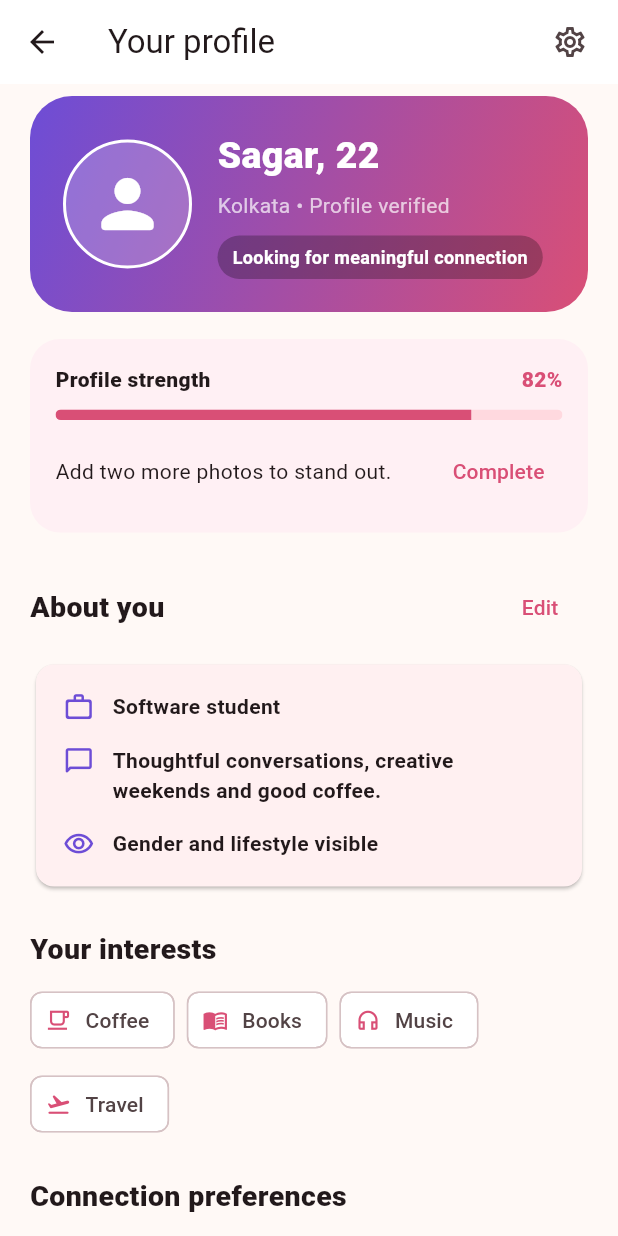
After one commit to Sagar091206/bondcircle, a Flutter app: the DiscoverScreen screen opened directly, after a tap on the "account circle" icon, on a phone screen of 412 x 824 dp. The commit adds this screen. Run offline on Flutter 3.47's test engine with Material 3 defaults, Android fonts, the phone set to English and light mode, and no system bars.

Commit message:
Add profile and privacy settings frontend

```diff
--- a/lib/features/discover/presentation/discover_screen.dart
+++ b/lib/features/discover/presentation/discover_screen.dart
@@ -4,6 +4,7 @@ import '../../../theme/bondcircle_theme.dart';
 import '../../vibe_check/presentation/vibe_check_screen.dart';
 import '../../blind_bond/presentation/blind_bond_screen.dart';
 import '../../connections/presentation/connections_screen.dart';
+import '../../profile/presentation/profile_screen.dart';
 
 class DiscoverScreen extends StatefulWidget {
   const DiscoverScreen({
@@ -123,6 +124,19 @@ class _DiscoverScreenState extends State<DiscoverScreen> {
       appBar: AppBar(
         title: const Text('Discover'),
         actions: [
+          IconButton(
+            key: const Key('openProfileButton'),
+            tooltip: 'Your profile',
+            onPressed: () => Navigator.of(context).push(
+              MaterialPageRoute<void>(
+                builder: (_) => ProfileScreen(
+                  displayName: widget.displayName,
+                  joinedCircles: widget.joinedCircles,
+                ),
+              ),
+            ),
+            icon: const Icon(Icons.account_circle_outlined),
+          ),
           IconButton(
             key: const Key('discoverFilterButton'),
             tooltip: 'Discovery filters',
--- /dev/null
+++ b/lib/features/profile/presentation/profile_screen.dart
@@ -0,0 +1,405 @@
+import 'package:flutter/material.dart';
+
+import '../../../theme/bondcircle_theme.dart';
+import 'profile_setup_screen.dart';
+
+class ProfileScreen extends StatefulWidget {
+  const ProfileScreen({
+    super.key,
+    required this.displayName,
+    required this.joinedCircles,
+  });
+
+  final String displayName;
+  final List<String> joinedCircles;
+
+  @override
+  State<ProfileScreen> createState() => _ProfileScreenState();
+}
+
+class _ProfileScreenState extends State<ProfileScreen> {
+  bool _discoverable = true;
+  bool _showDistance = false;
+  bool _readReceipts = true;
+
+  @override
+  Widget build(BuildContext context) => Scaffold(
+    appBar: AppBar(
+      title: const Text('Your profile'),
+      actions: [
+        IconButton(
+          key: const Key('profileSettingsButton'),
+          tooltip: 'Settings',
+          onPressed: _openSettings,
+          icon: const Icon(Icons.settings_outlined),
+        ),
+        const SizedBox(width: 8),
+      ],
+    ),
+    body: ListView(
+      padding: const EdgeInsets.fromLTRB(20, 8, 20, 32),
+      children: [
+        _ProfileHero(name: widget.displayName),
+        const SizedBox(height: 18),
+        _CompletionCard(onComplete: _editProfile),
+        const SizedBox(height: 26),
+        _Heading(title: 'About you', action: 'Edit', onTap: _editProfile),
+        const SizedBox(height: 10),
+        const _InfoCard(),
+        const SizedBox(height: 24),
+        const _Heading(title: 'Your interests'),
+        const SizedBox(height: 10),
+        const Wrap(
+          spacing: 8,
+          runSpacing: 8,
+          children: [
+            Chip(
+              avatar: Icon(Icons.local_cafe_outlined, size: 17),
+              label: Text('Coffee'),
+            ),
+            Chip(
+              avatar: Icon(Icons.menu_book_outlined, size: 17),
+              label: Text('Books'),
+            ),
+            Chip(
+              avatar: Icon(Icons.headphones_outlined, size: 17),
+              label: Text('Music'),
+            ),
+            Chip(
+              avatar: Icon(Icons.flight_takeoff_rounded, size: 17),
+              label: Text('Travel'),
+            ),
+          ],
+        ),
+        const SizedBox(height: 24),
+        const _Heading(title: 'Connection preferences'),
+        const SizedBox(height: 10),
+        const _PreferenceCard(),
+        const SizedBox(height: 24),
+        const _Heading(title: 'Your circles'),
+        const SizedBox(height: 10),
+        ...widget.joinedCircles.map(
+          (circle) => Card(
+            margin: const EdgeInsets.only(bottom: 9),
+            child: ListTile(
+              leading: const CircleAvatar(
+                backgroundColor: BondCircleColors.lavender,
+                child: Icon(
+                  Icons.diversity_2_outlined,
+                  color: BondCircleColors.purple,
+                ),
+              ),
+              title: Text(
+                circle,
+                style: const TextStyle(fontWeight: FontWeight.w800),
+              ),
+              subtitle: const Text('Active member'),
+              trailing: const Icon(Icons.chevron_right_rounded),
+            ),
+          ),
+        ),
+        const SizedBox(height: 20),
+        OutlinedButton.icon(
+          onPressed: () => ScaffoldMessenger.of(context).showSnackBar(
+            const SnackBar(content: Text('Public profile preview opened.')),
+          ),
+          icon: const Icon(Icons.visibility_outlined),
+          label: const Text('Preview public profile'),
+        ),
+      ],
+    ),
+  );
+
+  void _editProfile() {
+    Navigator.of(context).push(
+      MaterialPageRoute<void>(
+        builder: (_) => ProfileSetupScreen(initialName: widget.displayName),
+      ),
+    );
+  }
+
+  Future<void> _openSettings() async {
+    await showModalBottomSheet<void>(
+      context: context,
+      isScrollControlled: true,
+      showDragHandle: true,
+      builder: (context) => StatefulBuilder(
+        builder: (context, setSheetState) {
+          void update(VoidCallback action) {
+            setState(action);
+            setSheetState(() {});
+          }
+
+          return SafeArea(
+            child: Padding(
+              padding: const EdgeInsets.fromLTRB(20, 4, 20, 24),
+              child: Column(
+                mainAxisSize: MainAxisSize.min,
+                crossAxisAlignment: CrossAxisAlignment.start,
+                children: [
+                  Text(
+                    'Privacy and preferences',
+                    style: Theme.of(context).textTheme.headlineSmall,
+                  ),
+                  const SizedBox(height: 8),
+                  const Text(
+                    'These controls are local frontend settings for now.',
+                  ),
+                  const SizedBox(height: 14),
+                  SwitchListTile(
+                    key: const Key('discoverableSwitch'),
+                    contentPadding: EdgeInsets.zero,
+                    title: const Text('Show me in Discover'),
+                    subtitle: const Text(
+                      'Pause your profile without deleting it.',
+                    ),
+                    value: _discoverable,
+                    onChanged: (value) => update(() => _discoverable = value),
+                  ),
+                  SwitchListTile(
+                    contentPadding: EdgeInsets.zero,
+                    title: const Text('Show approximate distance'),
+                    subtitle: const Text('Never display an exact location.'),
+                    value: _showDistance,
+                    onChanged: (value) => update(() => _showDistance = value),
+                  ),
+                  SwitchListTile(
+                    contentPadding: EdgeInsets.zero,
+                    title: const Text('Read receipts'),
+                    value: _readReceipts,
+                    onChanged: (value) => update(() => _readReceipts = value),
+                  ),
+                  const Divider(height: 28),
+                  ListTile(
+                    contentPadding: EdgeInsets.zero,
+                    leading: const Icon(Icons.shield_outlined),
+                    title: const Text('Safety centre'),
+                    subtitle: const Text(
+                      'Blocked accounts, reporting and meetup safety.',
+                    ),
+                    trailing: const Icon(Icons.chevron_right_rounded),
+                    onTap: () {},
+                  ),
+                  ListTile(
+                    contentPadding: EdgeInsets.zero,
+                    leading: const Icon(Icons.help_outline_rounded),
+                    title: const Text('Help and support'),
+                    trailing: const Icon(Icons.chevron_right_rounded),
+                    onTap: () {},
+                  ),
+                ],
+              ),
+            ),
+          );
+        },
+      ),
+    );
+  }
+}
+
+class _ProfileHero extends StatelessWidget {
+  const _ProfileHero({required this.name});
+  final String name;
+
+  @override
+  Widget build(BuildContext context) => Container(
+    padding: const EdgeInsets.all(22),
+    decoration: BoxDecoration(
+      gradient: const LinearGradient(
+        colors: [Color(0xFF6D4DD6), Color(0xFFD94F76)],
+        begin: Alignment.topLeft,
+        end: Alignment.bottomRight,
+      ),
+      borderRadius: BorderRadius.circular(28),
+    ),
+    child: Row(
+      children: [
+        Container(
+          width: 86,
+          height: 86,
+          decoration: BoxDecoration(
+            color: Colors.white.withValues(alpha: .2),
+            shape: BoxShape.circle,
+            border: Border.all(color: Colors.white, width: 2),
+          ),
+          child: const Icon(
+            Icons.person_rounded,
+            size: 52,
+            color: Colors.white,
+          ),
+        ),
+        const SizedBox(width: 17),
+        Expanded(
+          child: Column(
+            crossAxisAlignment: CrossAxisAlignment.start,
+            children: [
+              Text(
+                '$name, 22',
+                style: const TextStyle(
+                  color: Colors.white,
+                  fontSize: 25,
+                  fontWeight: FontWeight.w900,
+                ),
+              ),
+              const SizedBox(height: 5),
+              const Text(
+                'Kolkata • Profile verified',
+                style: TextStyle(color: Colors.white70),
+              ),
+              const SizedBox(height: 10),
+              Container(
+                padding: const EdgeInsets.symmetric(
+                  horizontal: 10,
+                  vertical: 6,
+                ),
+                decoration: BoxDecoration(
+                  color: Colors.black26,
+                  borderRadius: BorderRadius.circular(99),
+                ),
+                child: const Text(
+                  'Looking for meaningful connection',
+                  style: TextStyle(
+                    color: Colors.white,
+                    fontSize: 12,
+                    fontWeight: FontWeight.w700,
+                  ),
+                ),
+              ),
+            ],
+          ),
+        ),
+      ],
+    ),
+  );
+}
+
+class _CompletionCard extends StatelessWidget {
+  const _CompletionCard({required this.onComplete});
+  final VoidCallback onComplete;
+  @override
+  Widget build(BuildContext context) => Container(
+    padding: const EdgeInsets.all(17),
+    decoration: BoxDecoration(
+      color: const Color(0xFFFFF0F4),
+      borderRadius: BorderRadius.circular(20),
+    ),
+    child: Column(
+      crossAxisAlignment: CrossAxisAlignment.start,
+      children: [
+        const Row(
+          children: [
+            Expanded(
+              child: Text(
+                'Profile strength',
+                style: TextStyle(fontWeight: FontWeight.w900),
+              ),
+            ),
+            Text(
+              '82%',
+              style: TextStyle(
+                color: BondCircleColors.primary,
+                fontWeight: FontWeight.w900,
+              ),
+            ),
+          ],
+        ),
+        const SizedBox(height: 10),
+        ClipRRect(
+          borderRadius: BorderRadius.circular(99),
+          child: const LinearProgressIndicator(value: .82, minHeight: 7),
+        ),
+        const SizedBox(height: 10),
+        Row(
+          children: [
+            const Expanded(child: Text('Add two more photos to stand out.')),
+            TextButton(onPressed: onComplete, child: const Text('Complete')),
+          ],
+        ),
+      ],
+    ),
+  );
+}
+
+class _Heading extends StatelessWidget {
+  const _Heading({required this.title, this.action, this.onTap});
+  final String title;
+  final String? action;
+  final VoidCallback? onTap;
+  @override
+  Widget build(BuildContext context) => Row(
+    children: [
+      Expanded(
+        child: Text(
+          title,
+          style: const TextStyle(fontSize: 19, fontWeight: FontWeight.w900),
+        ),
+      ),
+      if (action != null) TextButton(onPressed: onTap, child: Text(action!)),
+    ],
+  );
+}
+
+class _InfoCard extends StatelessWidget {
+  const _InfoCard();
+  @override
+  Widget build(BuildContext context) => const Card(
+    child: Padding(
+      padding: EdgeInsets.all(18),
+      child: Column(
+        children: [
+          _ProfileRow(Icons.work_outline_rounded, 'Software student'),
+          _ProfileRow(
+            Icons.chat_bubble_outline_rounded,
+            'Thoughtful conversations, creative weekends and good coffee.',
+          ),
+          _ProfileRow(
+            Icons.visibility_outlined,
+            'Gender and lifestyle visible',
+            last: true,
+          ),
+        ],
+      ),
+    ),
+  );
+}
+
+class _PreferenceCard extends StatelessWidget {
+  const _PreferenceCard();
+  @override
+  Widget build(BuildContext context) => const Card(
+    child: Padding(
+      padding: EdgeInsets.all(18),
+      child: Column(
+        children: [
+          _ProfileRow(Icons.favorite_border_rounded, 'Long-term relationship'),
+          _ProfileRow(Icons.join_inner_rounded, 'Monogamy'),
+          _ProfileRow(Icons.people_alt_outlined, 'Open to women', last: true),
+        ],
+      ),
+    ),
+  );
+}
+
+class _ProfileRow extends StatelessWidget {
+  const _ProfileRow(this.icon, this.text, {this.last = false});
+  final IconData icon;
+  final String text;
+  final bool last;
+  @override
+  Widget build(BuildContext context) => Padding(
+    padding: EdgeInsets.only(bottom: last ? 0 : 15),
+    child: Row(
+      crossAxisAlignment: CrossAxisAlignment.start,
+      children: [
+        Icon(icon, color: BondCircleColors.purple, size: 21),
+        const SizedBox(width: 12),
+        Expanded(
+          child: Text(
+            text,
+            style: const TextStyle(fontWeight: FontWeight.w600),
+          ),
+        ),
+      ],
+    ),
+  );
+}
```
Also changed, not shown: 1 other file.
